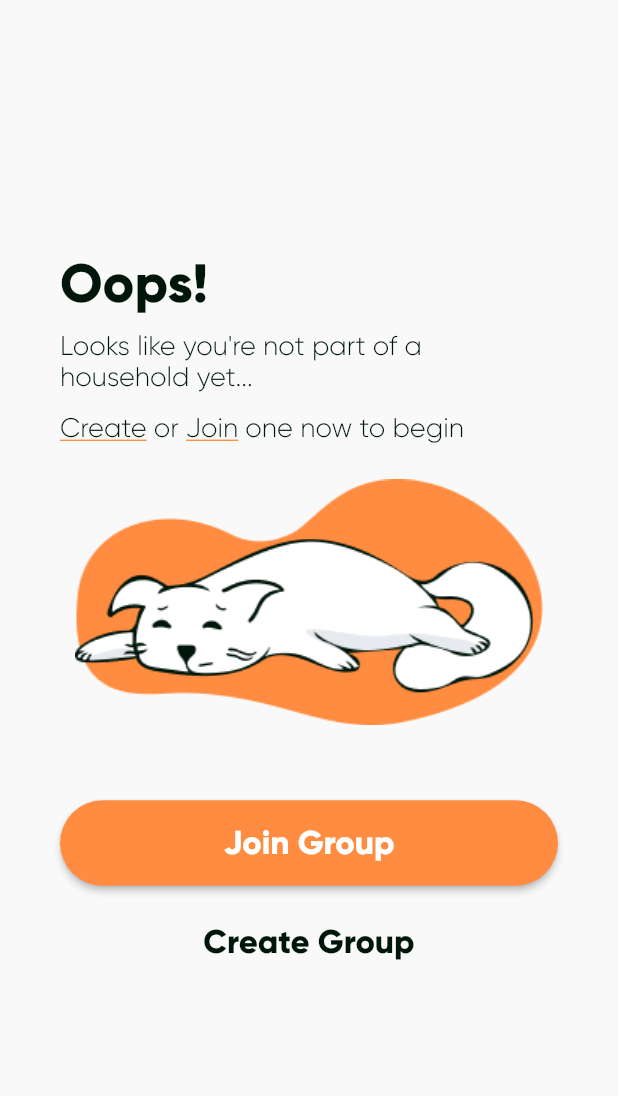
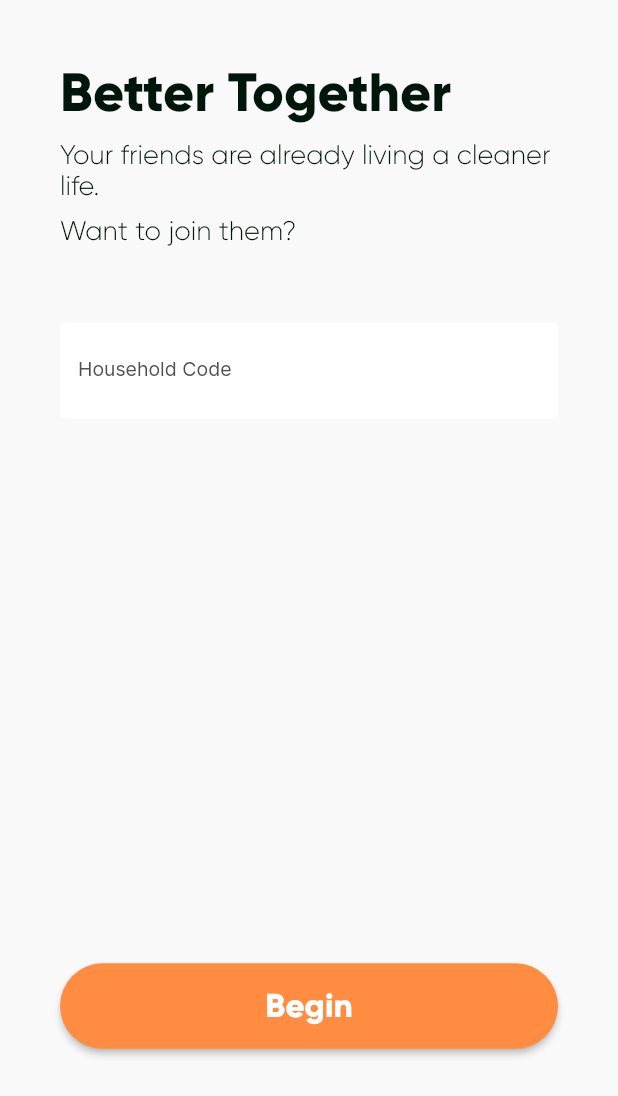
Before and after one commit to josflesan/life-collab-app, a Flutter app: the NoGroupScreen screen opened directly, after a tap on "Join Group", on a phone screen of 412 x 824 dp. Shown: the top 1096 px of the screen. Run offline on Flutter 3.47's test engine with Material 2 defaults, Android fonts, the phone set to English and light mode, and no system bars; our stand-ins replace firebase_auth, firebase_core, google_sign_in; missing offline and left inert: flutter_facebook_auth; accounts and stored records are empty.

Commit message:
Create and Join Group Screen UI

```diff
--- /dev/null
+++ b/life-collab/lib/screens/join-group/join-group.dart
@@ -0,0 +1,68 @@
+import 'package:flutter/material.dart';
+import 'package:life_collab/resources/menus/values/app_colors.dart';
+import 'package:life_collab/resources/menus/values/app_dimens.dart';
+import 'package:life_collab/resources/menus/values/app_styles.dart';
+import 'package:life_collab/widgets/primary-button.dart';
+import 'package:life_collab/widgets/text-form.dart';
+
+class JoinGroupScreen extends StatelessWidget {
+  const JoinGroupScreen({Key key}) : super(key: key);
+
+  void navigateHome() {}
+
+  @override
+  Widget build(BuildContext context) {
+    return Scaffold(
+      body: Padding(
+        padding: AppDimens.SCREEN_PADDING_LARGE,
+        child: Row(
+          mainAxisAlignment: MainAxisAlignment.center,
+          children: [
+            Expanded(
+              child: ListView(
+                children: [
+                  Container(
+                    height: MediaQuery.of(context).size.height * 0.8,
+                    width: MediaQuery.of(context).size.width,
+                    child: Column(
+                      mainAxisAlignment: MainAxisAlignment.spaceBetween,
+                      children: [
+                        Container(
+                          width: MediaQuery.of(context).size.width,
+                          child: Column(
+                            crossAxisAlignment: CrossAxisAlignment.start,
+                            mainAxisAlignment: MainAxisAlignment.center,
+                            children: [
+                              Text("Better Together",
+                                  style: AppStyles.TITLE_STYLE_BLACK),
+                              SizedBox(height: AppDimens.SMALL_SPACER),
+                              Text(
+                                "Your friends are already living a cleaner life.",
+                                style: AppStyles.SUBTITLE_STYLE,
+                              ),
+                              SizedBox(height: AppDimens.SMALL_SPACER),
+                              Text("Want to join them?",
+                                  style: AppStyles.SUBTITLE_STYLE),
+                              SizedBox(height: AppDimens.XXLARGE_SPACER),
+                              OurTextForm(
+                                  labelText: "Household Code",
+                                  hintText: "YB234"),
+                            ],
+                          ),
+                        ),
+                        OurPrimaryButton(
+                            click: navigateHome,
+                            text: "Begin",
+                            color: AppColors.SECONDARY_ORANGE),
+                      ],
+                    ),
+                  ),
+                ],
+              ),
+            ),
+          ],
+        ),
+      ),
+    );
+  }
+}
--- a/life-collab/lib/screens/no-group/no-group.dart
+++ b/life-collab/lib/screens/no-group/no-group.dart
@@ -2,18 +2,26 @@ import 'package:flutter/material.dart';
 import 'package:life_collab/resources/menus/values/app_colors.dart';
 import 'package:life_collab/resources/menus/values/app_dimens.dart';
 import 'package:life_collab/resources/menus/values/app_styles.dart';
+import 'package:life_collab/screens/create-group/create-group.dart';
+import 'package:life_collab/screens/join-group/join-group.dart';
 import 'package:life_collab/widgets/large-text-button.dart';
 import 'package:life_collab/widgets/primary-button.dart';
 
 class NoGroupScreen extends StatelessWidget {
   const NoGroupScreen({Key key}) : super(key: key);
 
-  void navigateJoinGroup() {}
-
-  void navigateCreateGroup() {}
-
   @override
   Widget build(BuildContext context) {
+    void navigateJoinGroup() {
+      Navigator.push(
+          context, MaterialPageRoute(builder: (context) => JoinGroupScreen()));
+    }
+
+    void navigateCreateGroup() {
+      Navigator.push(context,
+          MaterialPageRoute(builder: (context) => CreateGroupScreen()));
+    }
+
     return Scaffold(
       body: Padding(
         padding: AppDimens.SCREEN_PADDING_LARGE,
```
Also changed, not shown: life-collab/lib/screens/create-group/create-group.dart (added, +67 -0 lines).
